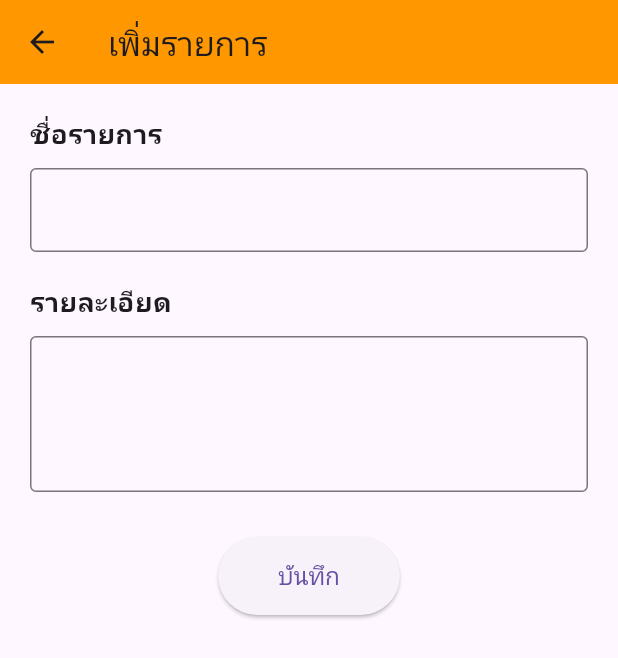
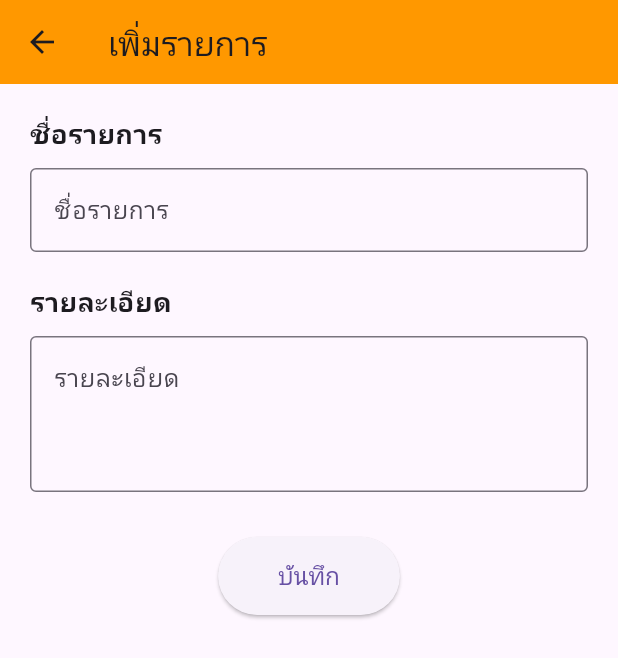
Before and after one commit to Faelayis/CMRU-PeeSonNong, a Flutter app: the screen it shows after launch, after a tap on the "add" icon, on a phone screen of 412 x 824 dp. Shown: the top 658 px of the screen. Run offline on Flutter 3.47's test engine with Material 3 defaults, Android fonts, the phone set to English and light mode, and no system bars; our stand-ins replace cloud_firestore, firebase_auth, firebase_core, get; accounts and stored records are empty; generated files the repository leaves out were written again.

Commit message:
added editing and refactor enhance todo management

```diff
--- a/Week-2/todo_getx/lib/views/component/homeButton.dart
+++ b/Week-2/todo_getx/lib/views/component/homeButton.dart
@@ -2,9 +2,9 @@ import 'package:flutter/material.dart';
 import 'package:get/get.dart';
 import 'package:todo_getx/controllers/authentication.dart';
 import 'package:todo_getx/controllers/todo/controller.dart';
-import 'package:todo_getx/views/todo/add.dart';
 import 'package:todo_getx/views/authentication/login.dart';
 import 'package:todo_getx/views/authentication/register.dart';
+import 'package:todo_getx/views/todo/form.dart';
 
 class HomeButton extends StatelessWidget {
   final TodoController todoController;
@@ -24,7 +24,7 @@ class HomeButton extends StatelessWidget {
               mainAxisAlignment: MainAxisAlignment.end,
               children: [
                 _buildFloatingActionButton(
-                  onPressed: () => Get.to(() => AddTodoView()),
+                  onPressed: () => Get.to(() => TodoFormPage()),
                   icon: Icons.add,
                 ),
                 SizedBox(height: 10),
--- a/Week-2/todo_getx/lib/views/home.dart
+++ b/Week-2/todo_getx/lib/views/home.dart
@@ -3,6 +3,7 @@ import 'package:get/get.dart';
 import 'package:todo_getx/controllers/todo/controller.dart';
 import 'package:todo_getx/models/todo/model.dart';
 import 'package:todo_getx/views/component/homeButton.dart';
+import 'package:todo_getx/views/todo/form.dart';
 
 class HomeView extends StatelessWidget {
   HomeView({super.key});
@@ -12,14 +13,23 @@ class HomeView extends StatelessWidget {
   @override
   Widget build(BuildContext context) {
     return Scaffold(
+      resizeToAvoidBottomInset: false,
       appBar: AppBar(
-        title: const Text('Todo List'),
+        title: const Text('รายการสิ่งที่ต้องทำ'),
         backgroundColor: Colors.orange,
         centerTitle: true,
       ),
-      body: Obx(() {
+      body: Column(
+        children: [
+          Expanded(
+            child: Obx(() {
               if (todoController.todoList.isEmpty) {
-          return Center(child: CircularProgressIndicator());
+                return Center(
+                  child: Text(
+                    '',
+                    style: TextStyle(fontSize: 18, color: Colors.grey),
+                  ),
+                );
               } else {
                 return ListView.builder(
                   itemCount: todoController.todoList.length,
@@ -37,7 +47,8 @@ class HomeView extends StatelessWidget {
                                     : TextDecoration.none,
                           ),
                         ),
-                  subtitle: todo.subtitle.isEmpty ? null : Text(todo.subtitle),
+                        subtitle:
+                            todo.subtitle.isEmpty ? null : Text(todo.subtitle),
                         leading: Checkbox(
                           value: todo.isDone,
                           onChanged: (bool? newValue) {
@@ -50,12 +61,18 @@ class HomeView extends StatelessWidget {
                           },
                           icon: Icon(Icons.delete),
                         ),
+                        onTap: () {
+                          Get.to(() => TodoFormPage(index: index));
+                        },
                       ),
                     );
                   },
                 );
               }
             }),
+          ),
+        ],
+      ),
       floatingActionButton: HomeButton(todoController: todoController),
       floatingActionButtonLocation: FloatingActionButtonLocation.centerDocked,
     );
--- a/Week-2/todo_getx/lib/views/todo/add.dart
+++ /dev/null
@@ -1,69 +0,0 @@
-import 'package:flutter/material.dart';
-import 'package:todo_getx/controllers/todo/controller.dart';
-import 'package:get/get.dart';
-
-class AddTodoView extends StatelessWidget {
-  AddTodoView({super.key});
-
-  final TodoController todoController = Get.put(TodoController());
-  final TextEditingController titleController = TextEditingController();
-  final TextEditingController subtitleController = TextEditingController();
-
-  @override
-  Widget build(BuildContext context) {
-    return Scaffold(
-      appBar: AppBar(
-        title: Text("เพิ่มรายการ"),
-        backgroundColor: Colors.orange,
-      ),
-      body: Padding(
-        padding: const EdgeInsets.all(20.0),
-        child: SingleChildScrollView(
-          child: Column(
-            crossAxisAlignment: CrossAxisAlignment.start,
-            children: [
-              Text(
-                "ชื่อรายการ",
-                style: TextStyle(fontSize: 18, fontWeight: FontWeight.bold),
-              ),
-              SizedBox(height: 10),
-              TextField(
-                controller: titleController,
-                decoration: InputDecoration(border: OutlineInputBorder()),
-              ),
-              SizedBox(height: 20),
-              Text(
-                "รายละเอียด",
-                style: TextStyle(fontSize: 18, fontWeight: FontWeight.bold),
-              ),
-              SizedBox(height: 10),
-              TextField(
-                controller: subtitleController,
-                decoration: InputDecoration(border: OutlineInputBorder()),
-                maxLines: 3,
-              ),
-              SizedBox(height: 30),
-              Center(
-                child: ElevatedButton(
-                  onPressed: () {
-                    if (titleController.text.isEmpty) return;
-                    todoController.add(
-                      titleController.text,
-                      subtitleController.text,
-                    );
-                    Get.back();
-                  },
-                  style: ElevatedButton.styleFrom(
-                    padding: EdgeInsets.symmetric(horizontal: 40, vertical: 15),
-                    textStyle: TextStyle(fontSize: 16),
-                  ),
-                  child: Text("บันทึก"),
-                ),
-              ),
-            ],
-          ),
-        ),
-      ),
-    );
-  }
-}
--- /dev/null
+++ b/Week-2/todo_getx/lib/views/todo/form.dart
@@ -0,0 +1,113 @@
+import 'package:flutter/material.dart';
+import 'package:get/get.dart';
+import 'package:todo_getx/controllers/todo/controller.dart';
+import 'package:todo_getx/views/home.dart';
+
+class TodoFormPage extends StatelessWidget {
+  final int? index;
+  final TodoController todoController = Get.find();
+  final TextEditingController titleController = TextEditingController();
+  final TextEditingController subtitleController = TextEditingController();
+
+  TodoFormPage({super.key, this.index}) {
+    if (index != null) {
+      final todo = todoController.todoList[index!];
+      titleController.text = todo.title;
+      subtitleController.text = todo.subtitle;
+    }
+  }
+
+  @override
+  Widget build(BuildContext context) {
+    final isEditing = index != null;
+
+    return Scaffold(
+      appBar: AppBar(
+        title: Text(isEditing ? 'แก้ไขรายการ' : 'เพิ่มรายการ'),
+        backgroundColor: isEditing ? null : Colors.orange,
+      ),
+      body: Padding(
+        padding: const EdgeInsets.all(20.0),
+        child: SingleChildScrollView(
+          child: Column(
+            crossAxisAlignment: CrossAxisAlignment.start,
+            children: [
+              _buildLabel('ชื่อรายการ'),
+              const SizedBox(height: 10),
+              _buildTextField(
+                controller: titleController,
+                hintText: 'ชื่อรายการ',
+              ),
+              const SizedBox(height: 20),
+              _buildLabel('รายละเอียด'),
+              const SizedBox(height: 10),
+              _buildTextField(
+                controller: subtitleController,
+                hintText: 'รายละเอียด',
+                maxLines: 3,
+              ),
+              const SizedBox(height: 30),
+              Center(
+                child: ElevatedButton(
+                  onPressed: () => _handleSave(isEditing),
+                  style: ElevatedButton.styleFrom(
+                    padding: const EdgeInsets.symmetric(
+                      horizontal: 40,
+                      vertical: 15,
+                    ),
+                    textStyle: const TextStyle(fontSize: 16),
+                  ),
+                  child: const Text('บันทึก'),
+                ),
+              ),
+            ],
+          ),
+        ),
+      ),
+    );
+  }
+
+  Widget _buildLabel(String text) {
+    return Text(
+      text,
+      style: const TextStyle(fontSize: 18, fontWeight: FontWeight.bold),
+    );
+  }
+
+  Widget _buildTextField({
+    required TextEditingController controller,
+    String? hintText,
+    int maxLines = 1,
+  }) {
+    return TextField(
+      controller: controller,
+      decoration: InputDecoration(
+        border: const OutlineInputBorder(),
+        hintText: hintText,
+      ),
+      maxLines: maxLines,
+    );
+  }
+
+  void _handleSave(bool isEditing) {
+    final title = titleController.text.trim();
+    final subtitle = subtitleController.text.trim();
+
+    if (title.isEmpty || subtitle.isEmpty) {
+      Get.snackbar(
+        'ข้อผิดพลาด',
+        'กรุณากรอกข้อมูลให้ครบถ้วน',
+        snackPosition: SnackPosition.BOTTOM,
+      );
+      return;
+    }
+
+    if (isEditing) {
+      todoController.updateTodo(index!, title, subtitle);
+    } else {
+      todoController.add(title, subtitle);
+    }
+
+    Get.offAll(() => HomeView());
+  }
+}
```
Also changed, not shown: Week-2/todo_getx/lib/controllers/todo/controller.dart (+23 -16 lines). Lines whose indentation alone changed are shown as unchanged.
